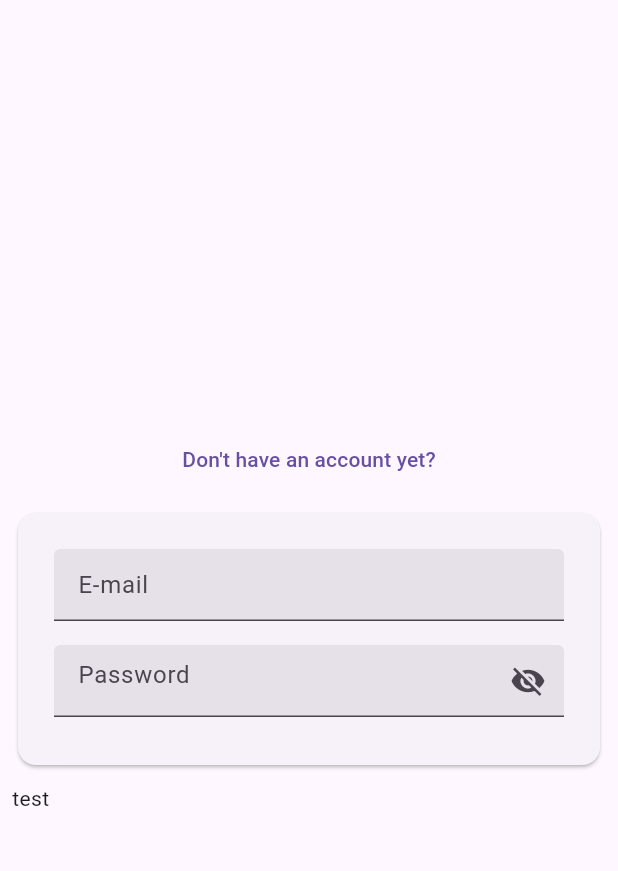
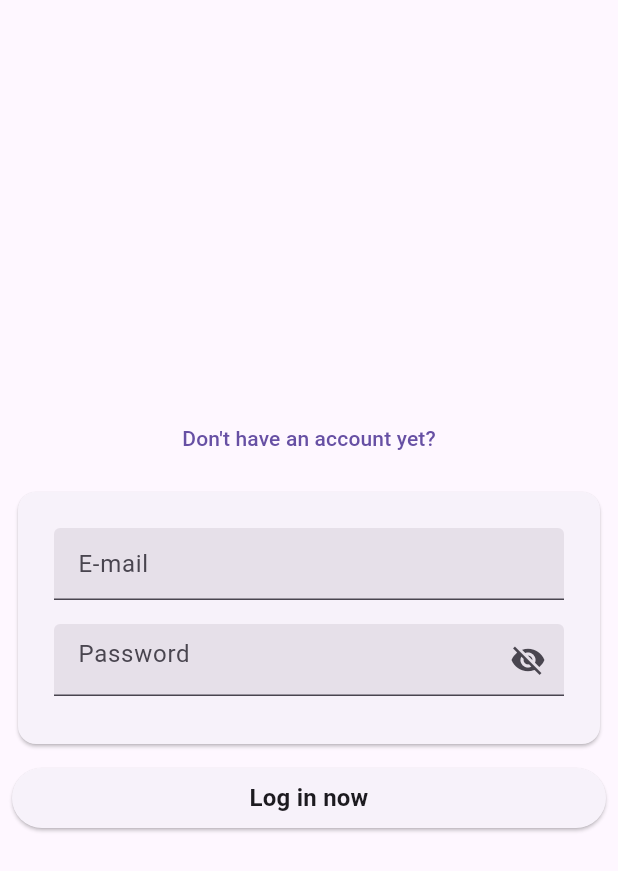
Before and after one commit to No0ne09/trials_of_valhalla, a Flutter app: the screen it shows after launch, on a phone screen of 412 x 824 dp. Shown: the top 871 px of the screen. Run offline on Flutter 3.47's test engine with Material 3 defaults, Android fonts, the phone set to English and light mode, and no system bars; our stand-ins replace firebase_auth, firebase_core, form_validator; accounts and stored records are empty; generated files the repository leaves out were written again.

Commit message:
added login/register button on auth screen

```diff
--- a/lib/helpers/strings.dart
+++ b/lib/helpers/strings.dart
@@ -2,3 +2,5 @@ const password = "Password";
 const confirmPassword = "Confirm Password";
 const noAccount = "Don't have an account yet?";
 const haveAccount = "You already have an account?";
+const login = "Log in now";
+const register = "Register now";
--- a/lib/screens/auth_screen.dart
+++ b/lib/screens/auth_screen.dart
@@ -2,6 +2,7 @@ import 'package:firebase_auth/firebase_auth.dart';
 import 'package:flutter/material.dart';
 import 'package:trials_of_valhalla/helpers/strings.dart';
 import 'package:trials_of_valhalla/helpers/validators.dart';
+import 'package:trials_of_valhalla/widgets/auth_button.dart';
 import 'package:trials_of_valhalla/widgets/base_textfield.dart';
 
 class AuthScreen extends StatefulWidget {
@@ -116,13 +117,12 @@ class _AuthScreenState extends State<AuthScreen> {
                         ? const Center(
                             child: CircularProgressIndicator(),
                           )
-                        : const SizedBox(
+                        : SizedBox(
                             width: double.infinity,
-                            child: /*MainButton(
-                              onPressed: _validate,
+                            child: AuthButton(
+                              onPressed: () {},
                               text: _isLogin ? login : register,
-                            ),*/
-                                Text("test"),
+                            ),
                           ),
                   ],
                 ),
--- /dev/null
+++ b/lib/widgets/auth_button.dart
@@ -0,0 +1,25 @@
+import 'package:flutter/material.dart';
+
+class AuthButton extends StatelessWidget {
+  const AuthButton({
+    required this.text,
+    required this.onPressed,
+    super.key,
+  });
+
+  final String text;
+  final void Function() onPressed;
+  @override
+  Widget build(BuildContext context) {
+    return ElevatedButton(
+      onPressed: onPressed,
+      child: Text(
+        text,
+        textAlign: TextAlign.center,
+        style: Theme.of(context).textTheme.titleMedium!.copyWith(
+              fontWeight: FontWeight.bold,
+            ),
+      ),
+    );
+  }
+}
```
